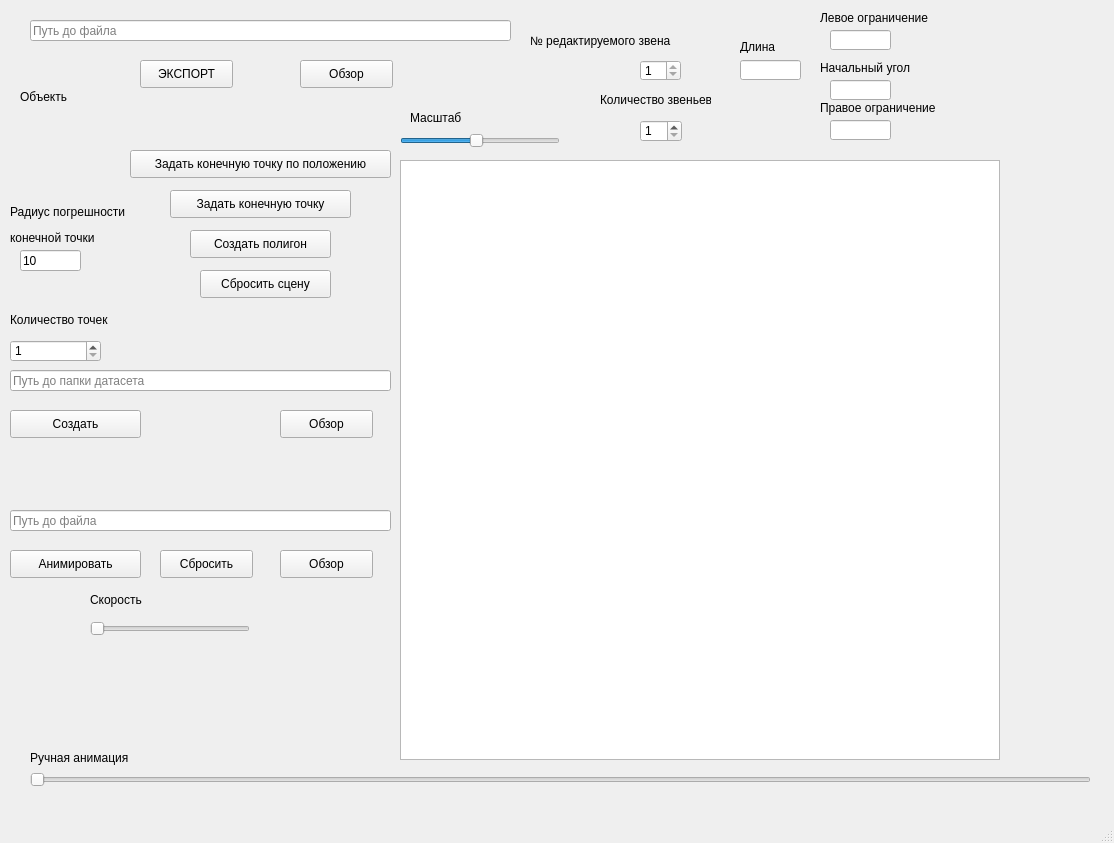
Before: the Qt Designer form GUI_creation/GUI.ui in kaizer-nurik/manipulator_planning_simple, drawn with Qt 5.
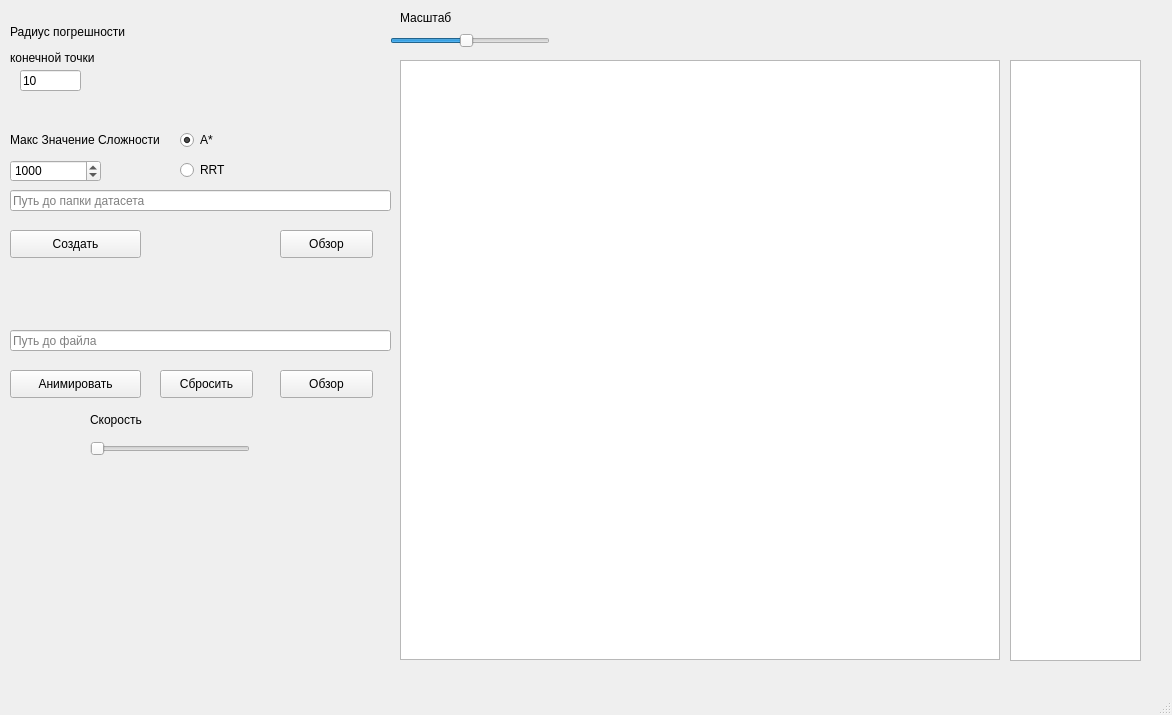
After: the same form once the commit is applied.

```diff
--- a/GUI_creation/GUI.ui
+++ b/GUI_creation/GUI.ui
@@ -6,32 +6,19 @@
    <rect>
     <x>0</x>
     <y>0</y>
-    <width>1114</width>
-    <height>843</height>
+    <width>1172</width>
+    <height>715</height>
    </rect>
   </property>
   <property name="windowTitle">
    <string>MainWindow</string>
   </property>
   <widget class="QWidget" name="centralwidget">
-   <widget class="QPushButton" name="file_choose_btn">
-    <property name="geometry">
-     <rect>
-      <x>300</x>
-      <y>60</y>
-      <width>93</width>
-      <height>28</height>
-     </rect>
-    </property>
-    <property name="text">
-     <string>Обзор</string>
-    </property>
-   </widget>
    <widget class="QGraphicsView" name="graphicsView">
     <property name="geometry">
      <rect>
       <x>400</x>
-      <y>160</y>
+      <y>60</y>
       <width>600</width>
       <height>600</height>
      </rect>
@@ -55,216 +42,11 @@
      <enum>QGraphicsView::AnchorUnderMouse</enum>
     </property>
    </widget>
-   <widget class="QLabel" name="label">
-    <property name="geometry">
-     <rect>
-      <x>20</x>
-      <y>90</y>
-      <width>47</width>
-      <height>13</height>
-     </rect>
-    </property>
-    <property name="text">
-     <string>Объекты</string>
-    </property>
-   </widget>
-   <widget class="QLineEdit" name="file_choose_edit">
-    <property name="geometry">
-     <rect>
-      <x>30</x>
-      <y>20</y>
-      <width>481</width>
-      <height>21</height>
-     </rect>
-    </property>
-    <property name="readOnly">
-     <bool>false</bool>
-    </property>
-    <property name="placeholderText">
-     <string>Путь до файла</string>
-    </property>
-   </widget>
-   <widget class="QSpinBox" name="robot_joint_count_spin">
-    <property name="geometry">
-     <rect>
-      <x>640</x>
-      <y>120</y>
-      <width>42</width>
-      <height>22</height>
-     </rect>
-    </property>
-    <property name="minimum">
-     <number>1</number>
-    </property>
-   </widget>
-   <widget class="QLabel" name="label_2">
-    <property name="geometry">
-     <rect>
-      <x>600</x>
-      <y>90</y>
-      <width>111</width>
-      <height>20</height>
-     </rect>
-    </property>
-    <property name="text">
-     <string>Количество звеньев</string>
-    </property>
-   </widget>
-   <widget class="QLabel" name="label_3">
-    <property name="geometry">
-     <rect>
-      <x>530</x>
-      <y>30</y>
-      <width>211</width>
-      <height>21</height>
-     </rect>
-    </property>
-    <property name="text">
-     <string>№ редактируемого звена</string>
-    </property>
-   </widget>
-   <widget class="QSpinBox" name="robot_change_j_spin">
-    <property name="geometry">
-     <rect>
-      <x>640</x>
-      <y>60</y>
-      <width>41</width>
-      <height>21</height>
-     </rect>
-    </property>
-    <property name="minimum">
-     <number>1</number>
-    </property>
-    <property name="maximum">
-     <number>1</number>
-    </property>
-   </widget>
-   <widget class="QLineEdit" name="joint_length_line_edit">
-    <property name="geometry">
-     <rect>
-      <x>740</x>
-      <y>60</y>
-      <width>61</width>
-      <height>20</height>
-     </rect>
-    </property>
-   </widget>
-   <widget class="QLineEdit" name="left_limit_text">
-    <property name="geometry">
-     <rect>
-      <x>830</x>
-      <y>30</y>
-      <width>61</width>
-      <height>20</height>
-     </rect>
-    </property>
-   </widget>
-   <widget class="QLineEdit" name="right_limit_text">
-    <property name="geometry">
-     <rect>
-      <x>830</x>
-      <y>120</y>
-      <width>61</width>
-      <height>20</height>
-     </rect>
-    </property>
-    <property name="text">
-     <string/>
-    </property>
-   </widget>
-   <widget class="QLabel" name="label_12">
-    <property name="geometry">
-     <rect>
-      <x>740</x>
-      <y>40</y>
-      <width>47</width>
-      <height>13</height>
-     </rect>
-    </property>
-    <property name="text">
-     <string>Длина</string>
-    </property>
-   </widget>
-   <widget class="QLabel" name="label_13">
-    <property name="geometry">
-     <rect>
-      <x>820</x>
-      <y>10</y>
-      <width>121</width>
-      <height>16</height>
-     </rect>
-    </property>
-    <property name="text">
-     <string>Левое ограничение</string>
-    </property>
-   </widget>
-   <widget class="QLabel" name="label_14">
-    <property name="geometry">
-     <rect>
-      <x>820</x>
-      <y>100</y>
-      <width>121</width>
-      <height>16</height>
-     </rect>
-    </property>
-    <property name="text">
-     <string>Правое ограничение</string>
-    </property>
-   </widget>
-   <widget class="QLineEdit" name="start_angle_text">
-    <property name="geometry">
-     <rect>
-      <x>830</x>
-      <y>80</y>
-      <width>61</width>
-      <height>20</height>
-     </rect>
-    </property>
-   </widget>
-   <widget class="QLabel" name="label_15">
-    <property name="geometry">
-     <rect>
-      <x>820</x>
-      <y>60</y>
-      <width>121</width>
-      <height>16</height>
-     </rect>
-    </property>
-    <property name="text">
-     <string>Начальный угол</string>
-    </property>
-   </widget>
-   <widget class="QPushButton" name="export_btn">
-    <property name="geometry">
-     <rect>
-      <x>140</x>
-      <y>60</y>
-      <width>93</width>
-      <height>28</height>
-     </rect>
-    </property>
-    <property name="text">
-     <string>ЭКСПОРТ</string>
-    </property>
-   </widget>
-   <widget class="QPushButton" name="create_poli_btn">
-    <property name="geometry">
-     <rect>
-      <x>190</x>
-      <y>230</y>
-      <width>141</width>
-      <height>28</height>
-     </rect>
-    </property>
-    <property name="text">
-     <string>Создать полигон</string>
-    </property>
-   </widget>
    <widget class="QSlider" name="zoom_slider">
     <property name="geometry">
      <rect>
-      <x>400</x>
-      <y>130</y>
+      <x>390</x>
+      <y>30</y>
       <width>160</width>
       <height>22</height>
      </rect>
@@ -288,8 +70,8 @@
    <widget class="QLabel" name="label_4">
     <property name="geometry">
      <rect>
-      <x>410</x>
-      <y>110</y>
+      <x>400</x>
+      <y>10</y>
       <width>71</width>
       <height>16</height>
      </rect>
@@ -298,37 +80,11 @@
      <string>Масштаб</string>
     </property>
    </widget>
-   <widget class="QPushButton" name="create_goal_point_btn">
-    <property name="geometry">
-     <rect>
-      <x>170</x>
-      <y>190</y>
-      <width>181</width>
-      <height>28</height>
-     </rect>
-    </property>
-    <property name="text">
-     <string>Задать конечную точку</string>
-    </property>
-   </widget>
-   <widget class="QPushButton" name="reset_scene_btn">
-    <property name="geometry">
-     <rect>
-      <x>200</x>
-      <y>270</y>
-      <width>131</width>
-      <height>28</height>
-     </rect>
-    </property>
-    <property name="text">
-     <string>Cбросить сцену</string>
-    </property>
-   </widget>
    <widget class="QLineEdit" name="csv_choose_edit">
     <property name="geometry">
      <rect>
       <x>10</x>
-      <y>510</y>
+      <y>330</y>
       <width>381</width>
       <height>21</height>
      </rect>
@@ -344,7 +100,7 @@
     <property name="geometry">
      <rect>
       <x>280</x>
-      <y>550</y>
+      <y>370</y>
       <width>93</width>
       <height>28</height>
      </rect>
@@ -357,7 +113,7 @@
     <property name="geometry">
      <rect>
       <x>10</x>
-      <y>550</y>
+      <y>370</y>
       <width>131</width>
       <height>28</height>
      </rect>
@@ -370,7 +126,7 @@
     <property name="geometry">
      <rect>
       <x>90</x>
-      <y>620</y>
+      <y>440</y>
       <width>160</width>
       <height>18</height>
      </rect>
@@ -389,7 +145,7 @@
     <property name="geometry">
      <rect>
       <x>90</x>
-      <y>590</y>
+      <y>410</y>
       <width>63</width>
       <height>20</height>
      </rect>
@@ -402,7 +158,7 @@
     <property name="geometry">
      <rect>
       <x>160</x>
-      <y>550</y>
+      <y>370</y>
       <width>93</width>
       <height>28</height>
      </rect>
@@ -411,56 +167,11 @@
      <string>Сбросить</string>
     </property>
    </widget>
-   <widget class="QSlider" name="anim_manual_sldr">
-    <property name="geometry">
-     <rect>
-      <x>30</x>
-      <y>770</y>
-      <width>1061</width>
-      <height>20</height>
-     </rect>
-    </property>
-    <property name="minimum">
-     <number>0</number>
-    </property>
-    <property name="maximum">
-     <number>100</number>
-    </property>
-    <property name="orientation">
-     <enum>Qt::Horizontal</enum>
-    </property>
-   </widget>
-   <widget class="QLabel" name="label_6">
-    <property name="geometry">
-     <rect>
-      <x>30</x>
-      <y>750</y>
-      <width>111</width>
-      <height>16</height>
-     </rect>
-    </property>
-    <property name="text">
-     <string>Ручная анимация</string>
-    </property>
-   </widget>
-   <widget class="QPushButton" name="create_goal_point_btn_pos">
-    <property name="geometry">
-     <rect>
-      <x>130</x>
-      <y>150</y>
-      <width>261</width>
-      <height>28</height>
-     </rect>
-    </property>
-    <property name="text">
-     <string>Задать конечную точку по положению</string>
-    </property>
-   </widget>
    <widget class="QLineEdit" name="folder_choose_edit">
     <property name="geometry">
      <rect>
       <x>10</x>
-      <y>370</y>
+      <y>190</y>
       <width>381</width>
       <height>21</height>
      </rect>
@@ -479,7 +190,7 @@
     <property name="geometry">
      <rect>
       <x>10</x>
-      <y>410</y>
+      <y>230</y>
       <width>131</width>
       <height>28</height>
      </rect>
@@ -492,7 +203,7 @@
     <property name="geometry">
      <rect>
       <x>280</x>
-      <y>410</y>
+      <y>230</y>
       <width>93</width>
       <height>28</height>
      </rect>
@@ -505,20 +216,20 @@
     <property name="geometry">
      <rect>
       <x>10</x>
-      <y>310</y>
-      <width>111</width>
+      <y>130</y>
+      <width>171</width>
       <height>20</height>
      </rect>
     </property>
     <property name="text">
-     <string>Количество точек</string>
+     <string>Макс Значение Сложности</string>
     </property>
    </widget>
    <widget class="QSpinBox" name="dataset_dot_spin">
     <property name="geometry">
      <rect>
       <x>10</x>
-      <y>340</y>
+      <y>160</y>
       <width>91</width>
       <height>22</height>
      </rect>
@@ -529,12 +240,15 @@
     <property name="maximum">
      <number>1000000</number>
     </property>
+    <property name="value">
+     <number>1000</number>
+    </property>
    </widget>
    <widget class="QLabel" name="label_16">
     <property name="geometry">
      <rect>
       <x>10</x>
-      <y>205</y>
+      <y>25</y>
       <width>201</width>
       <height>41</height>
      </rect>
@@ -547,7 +261,7 @@
     <property name="geometry">
      <rect>
       <x>20</x>
-      <y>250</y>
+      <y>70</y>
       <width>61</width>
       <height>21</height>
      </rect>
@@ -556,6 +270,54 @@
      <string>10</string>
     </property>
    </widget>
+   <widget class="QGraphicsView" name="heatbarView">
+    <property name="geometry">
+     <rect>
+      <x>1010</x>
+      <y>60</y>
+      <width>131</width>
+      <height>601</height>
+     </rect>
+    </property>
+    <property name="verticalScrollBarPolicy">
+     <enum>Qt::ScrollBarAlwaysOff</enum>
+    </property>
+    <property name="horizontalScrollBarPolicy">
+     <enum>Qt::ScrollBarAlwaysOff</enum>
+    </property>
+    <property name="transformationAnchor">
+     <enum>QGraphicsView::NoAnchor</enum>
+    </property>
+   </widget>
+   <widget class="QRadioButton" name="radioButton">
+    <property name="geometry">
+     <rect>
+      <x>180</x>
+      <y>130</y>
+      <width>95</width>
+      <height>20</height>
+     </rect>
+    </property>
+    <property name="text">
+     <string>А*</string>
+    </property>
+    <property name="checked">
+     <bool>true</bool>
+    </property>
+   </widget>
+   <widget class="QRadioButton" name="radioButton_2">
+    <property name="geometry">
+     <rect>
+      <x>180</x>
+      <y>160</y>
+      <width>95</width>
+      <height>20</height>
+     </rect>
+    </property>
+    <property name="text">
+     <string>RRT</string>
+    </property>
+   </widget>
   </widget>
   <widget class="QMenuBar" name="menubar">
    <property name="geometry">
```
Left out of the diff: 4 changed lines with no effect on the pictures.
